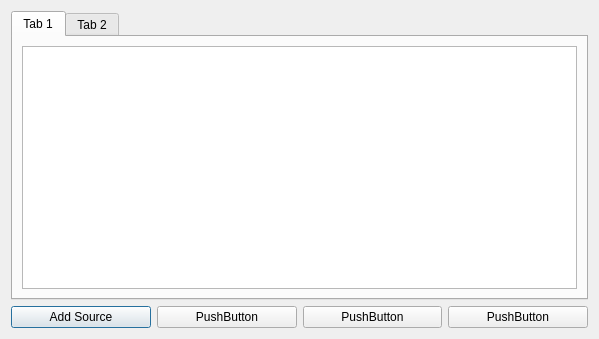
Above: qt_tab_control/tab_dialog.ui from yyk99/qt_junk before the change. Below: the same form after it.
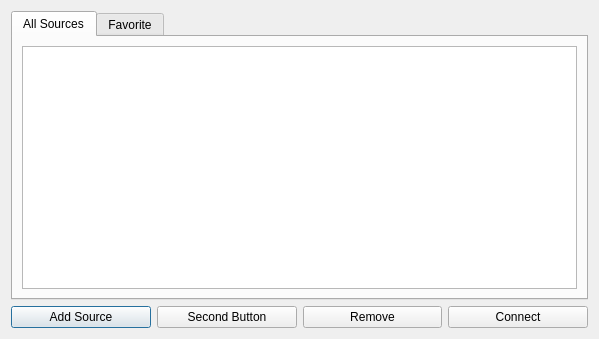
That is the form after the change.

Commit message: Add some button slots

What changed in the file:
```diff
--- a/qt_tab_control/tab_dialog.ui
+++ b/qt_tab_control/tab_dialog.ui
@@ -21,7 +21,7 @@
      </property>
      <widget class="QWidget" name="tab_1">
       <attribute name="title">
-       <string>Tab 1</string>
+       <string>All Sources</string>
       </attribute>
       <layout class="QHBoxLayout" name="horizontalLayout">
        <item>
@@ -31,7 +31,7 @@
      </widget>
      <widget class="QWidget" name="tab_2">
       <attribute name="title">
-       <string>Tab 2</string>
+       <string>Favorite</string>
       </attribute>
       <layout class="QHBoxLayout" name="horizontalLayout_2">
        <item>
@@ -53,21 +53,21 @@
      <item>
       <widget class="QPushButton" name="pushButton">
        <property name="text">
-        <string>PushButton</string>
+        <string>Second Button</string>
        </property>
       </widget>
      </item>
      <item>
       <widget class="QPushButton" name="pushButton_3">
        <property name="text">
-        <string>PushButton</string>
+        <string>Remove</string>
        </property>
       </widget>
      </item>
      <item>
       <widget class="QPushButton" name="pushButton_2">
        <property name="text">
-        <string>PushButton</string>
+        <string>Connect</string>
        </property>
       </widget>
      </item>
```
Left out of the diff: 12 changed lines with no effect on the pictures. The commit also changes 2 other files.
